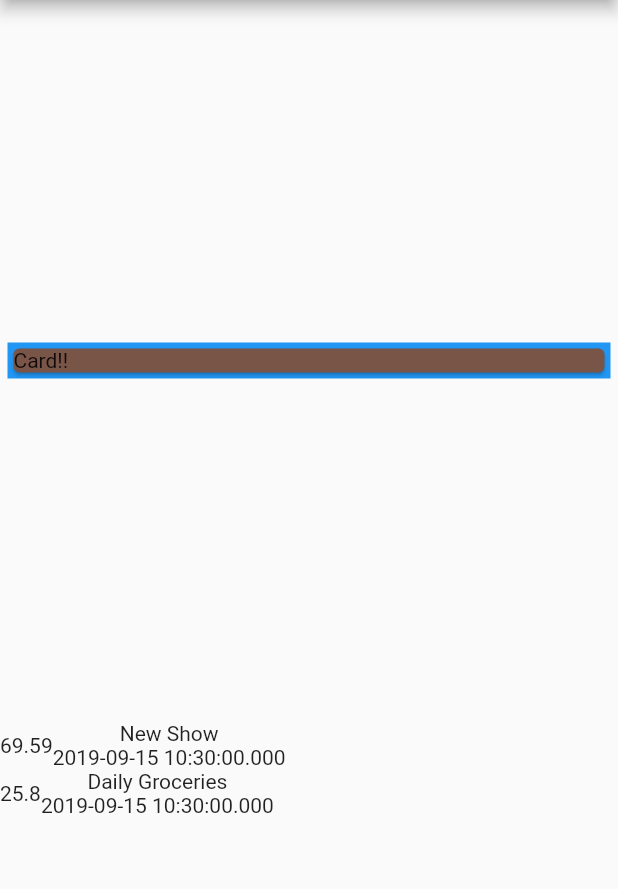
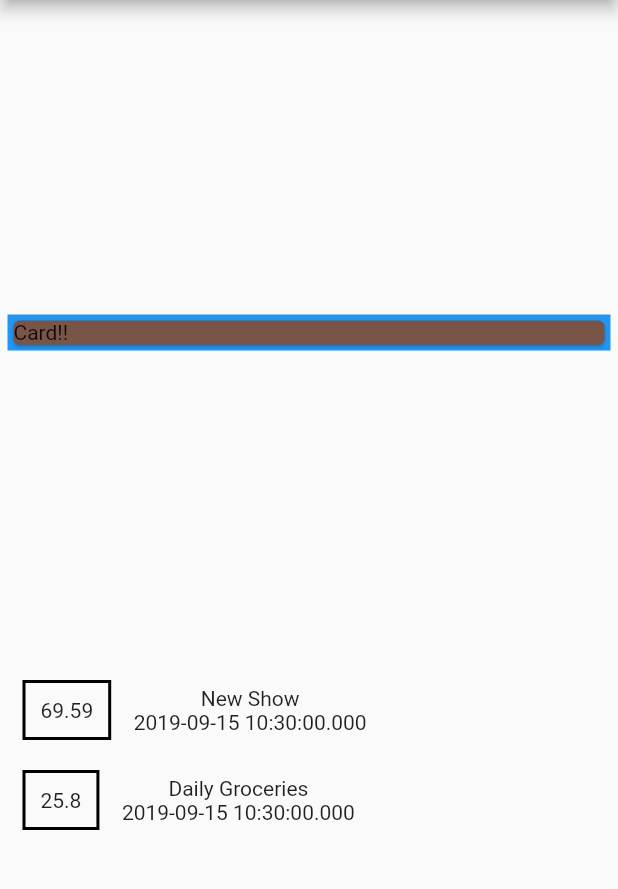
Before and after one commit to rezatrue/Expanse_Planner, a Flutter app: the screen it shows after launch, on a phone screen of 412 x 824 dp, the part 84-973 px from its top. Run offline on Flutter 3.47's test engine with Material 2 defaults, Android fonts, the phone set to English and light mode, and no system bars.

Commit message:
Container Style

```diff
--- a/lib/main.dart
+++ b/lib/main.dart
@@ -39,6 +39,9 @@ class _MyAppState extends State<MyApp> {
               Column(children: transactions.map((tx) {
                 return Row(children: <Widget>[
                   Container(
+                    margin: EdgeInsets.symmetric(vertical: 10, horizontal: 15),
+                    decoration: BoxDecoration(border: Border.all(color: Colors.black, style: BorderStyle.solid, width: 2)),
+                    padding: EdgeInsets.all(10),
                     child: Text(tx.amount.toString()),),
                   Column(children: <Widget>[
                     Text(tx.title),
```
